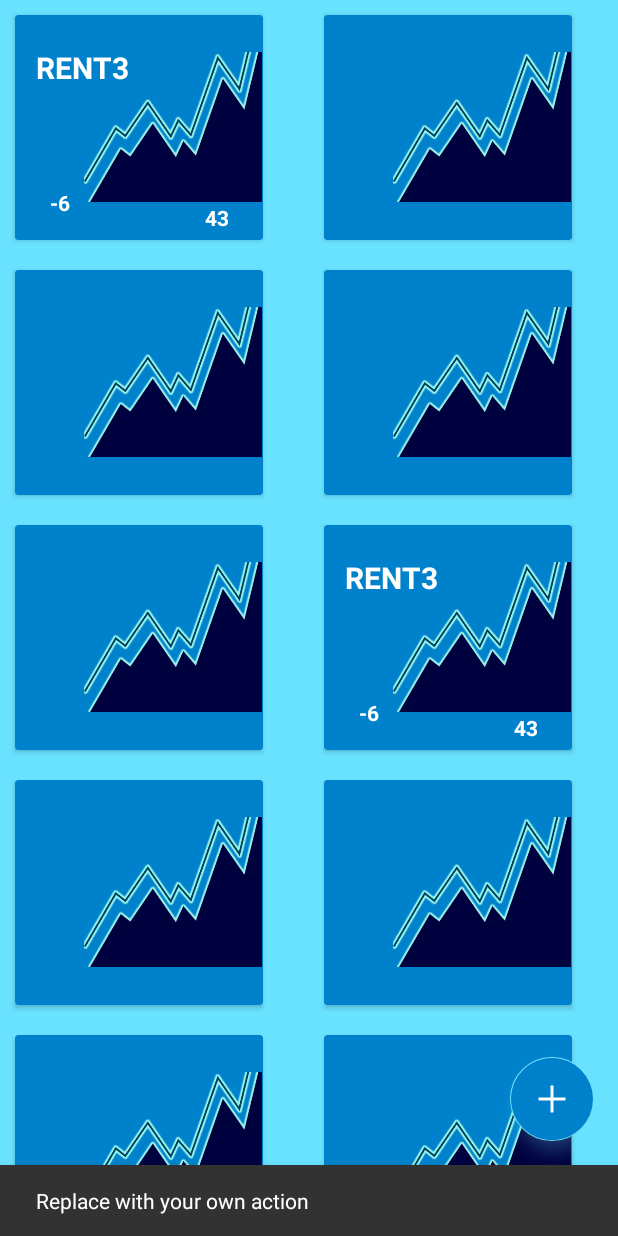
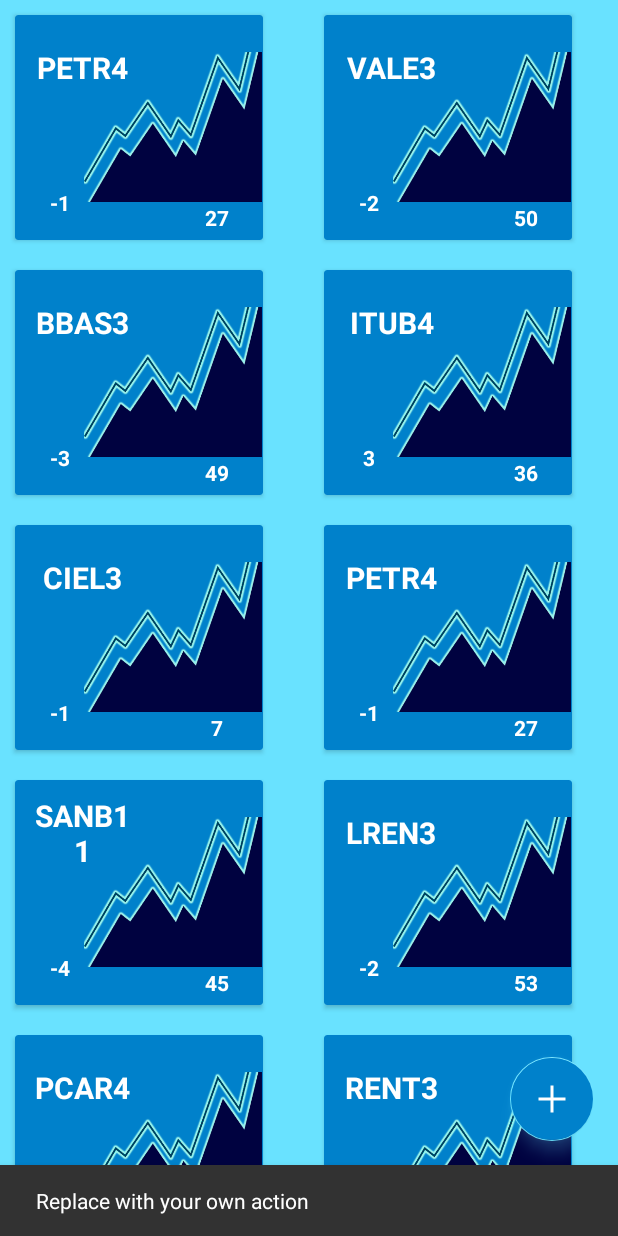
Before and after one commit to erikAntunes/ApphandUp, an Android app: the screen it shows after launch (HomeActivity), after a tap on an icon or button, on a phone screen of 412 x 824 dp. Run offline under Robolectric (Android 15) with nearby library versions, the phone set to English and light mode, and no system bars.

Commit message:
sprint quase pronto

```diff
--- a/app/src/main/java/com/titanz/handup/adapter/QuotesAdapter.java
+++ b/app/src/main/java/com/titanz/handup/adapter/QuotesAdapter.java
@@ -12,12 +12,15 @@
 import com.titanz.handup.model.Quote;
 
 import java.util.ArrayList;
+import java.util.List;
 
 public class QuotesAdapter extends RecyclerView.Adapter<QuotesAdapter.ViewHolder> {
 
-    private ArrayList<Quote> quoteList = new ArrayList<>();
+    private List<Quote> quoteList = new ArrayList<>();
 
-    public QuotesAdapter(ArrayList<Quote> quotes){ this.quoteList = quotes;}
+    public QuotesAdapter(List<Quote> quoteList){
+        this.quoteList = quoteList;
+    }
 
 
     @NonNull
@@ -31,11 +34,8 @@
     @Override
     public void onBindViewHolder(@NonNull ViewHolder viewHolder, int position) {
 
-        viewHolder.nome.setText(quoteList.get(position).getNome());
-
-        viewHolder.oscilacao.setText(quoteList.get(position).getOscilacao());
-
-        viewHolder.valor.setText(quoteList.get(position).getValor());
+      Quote quote = quoteList.get(position);
+      viewHolder.setupQuote(quote);
 
     }
 
@@ -47,18 +47,23 @@
 
     public class ViewHolder extends RecyclerView.ViewHolder {
 
-        TextView nome;
-        TextView oscilacao;
-        TextView valor;
+        private TextView nomeTextView;
+        private TextView oscilacaoTextView;
+        private TextView valorTextView;
 
         public ViewHolder(@NonNull View itemView) {
             super(itemView);
 
-            nome = itemView.findViewById(R.id.quote_nome_celula_id);
-            oscilacao = itemView.findViewById(R.id.quote_oscilacao_celula_id);
-            valor = itemView.findViewById(R.id.quote_valor_celula_id);
+            nomeTextView = itemView.findViewById(R.id.quote_nome_celula_id);
+            oscilacaoTextView = itemView.findViewById(R.id.quote_oscilacao_celula_id);
+            valorTextView = itemView.findViewById(R.id.quote_valor_celula_id);
 
+        }
+        public void setupQuote (Quote quote){
 
+            nomeTextView.setText(quote.getNome());
+            oscilacaoTextView.setText(quote.getOscilacao());
+            valorTextView.setText(quote.getValor());
         }
     }
 }
--- a/app/src/main/java/com/titanz/handup/view/HomeActivity.java
+++ b/app/src/main/java/com/titanz/handup/view/HomeActivity.java
@@ -17,12 +17,12 @@
 import android.view.WindowManager;
 
 import java.util.ArrayList;
+import java.util.List;
 
 public class HomeActivity extends AppCompatActivity {
 
     private QuotesAdapter quotesAdapter;
     private RecyclerView quoteRecyclerView;
-    private ArrayList<Quote> quotesList;
 
 
     @Override
@@ -31,7 +31,7 @@
         setContentView(R.layout.activity_home);
         changeStatusBarColor();
 
-        quotesList = new ArrayList<>();
+        List<Quote> quotesList = new ArrayList<>();
 
         // Quote Mock
 
@@ -43,76 +43,75 @@
         quotesList.add(quote1);
 
         Quote quote2 = new Quote();
-        quote1.setNome("VALE3");
-        quote1.setOscilacao("-2");
-        quote1.setValor("50");
-        quote1.setCod("2");
+        quote2.setNome("VALE3");
+        quote2.setOscilacao("-2");
+        quote2.setValor("50");
+        quote2.setCod("2");
         quotesList.add(quote2);
 
         Quote quote3 = new Quote();
-        quote1.setNome("BBAS3");
-        quote1.setOscilacao("-3");
-        quote1.setValor("49");
-        quote1.setCod("3");
+        quote3.setNome("BBAS3");
+        quote3.setOscilacao("-3");
+        quote3.setValor("49");
+        quote3.setCod("3");
         quotesList.add(quote3);
 
         Quote quote4 = new Quote();
-        quote1.setNome("ITUB4");
-        quote1.setOscilacao("3");
-        quote1.setValor("36");
-        quote1.setCod("4");
+        quote4.setNome("ITUB4");
+        quote4.setOscilacao("3");
+        quote4.setValor("36");
+        quote4.setCod("4");
         quotesList.add(quote4);
 
         Quote quote5 = new Quote();
-        quote1.setNome("CIEL3");
-        quote1.setOscilacao("-1");
-        quote1.setValor("7");
-        quote1.setCod("5");
+        quote5.setNome("CIEL3");
+        quote5.setOscilacao("-1");
+        quote5.setValor("7");
+        quote5.setCod("5");
         quotesList.add(quote5);
 
         Quote quote6 = new Quote();
-        quote1.setNome("ABV3");
-        quote1.setOscilacao("-2");
-        quote1.setValor("19");
-        quote1.setCod("6");
+        quote6.setNome("ABV3");
+        quote6.setOscilacao("-2");
+        quote6.setValor("19");
+        quote6.setCod("6");
         quotesList.add(quote1);
 
         Quote quote7 = new Quote();
-        quote1.setNome("SANB11");
-        quote1.setOscilacao("-4");
-        quote1.setValor("45");
-        quote1.setCod("7");
+        quote7.setNome("SANB11");
+        quote7.setOscilacao("-4");
+        quote7.setValor("45");
+        quote7.setCod("7");
         quotesList.add(quote7);
 
         Quote quote8 = new Quote();
-        quote1.setNome("LREN3");
-        quote1.setOscilacao("-2");
-        quote1.setValor("53");
-        quote1.setCod("8");
+        quote8.setNome("LREN3");
+        quote8.setOscilacao("-2");
+        quote8.setValor("53");
+        quote8.setCod("8");
         quotesList.add(quote8);
 
         Quote quote9 = new Quote();
-        quote1.setNome("PCAR4");
-        quote1.setOscilacao("-3");
-        quote1.setValor("87");
-        quote1.setCod("9");
+        quote9.setNome("PCAR4");
+        quote9.setOscilacao("-3");
+        quote9.setValor("87");
+        quote9.setCod("9");
         quotesList.add(quote9);
 
         Quote quote10 = new Quote();
-        quote1.setNome("RENT3");
-        quote1.setOscilacao("-6");
-        quote1.setValor("43");
-        quote1.setCod("10");
+        quote10.setNome("RENT3");
+        quote10.setOscilacao("-6");
+        quote10.setValor("43");
+        quote10.setCod("10");
         quotesList.add(quote10);
 
         // Setup RecyclerView
-        quoteRecyclerView = findViewById(R.id.recycler_quote_view_id);
 
 
-        quotesAdapter = new QuotesAdapter(quotesList);
+        QuotesAdapter quotesAdapter = new QuotesAdapter(quotesList);
 
         RecyclerView.LayoutManager layoutManager = new GridLayoutManager(this,2);
-
+        quoteRecyclerView = findViewById(R.id.recycler_quote_view_id);
         quoteRecyclerView.setAdapter(quotesAdapter);
         quoteRecyclerView.setLayoutManager(layoutManager);
 
```
